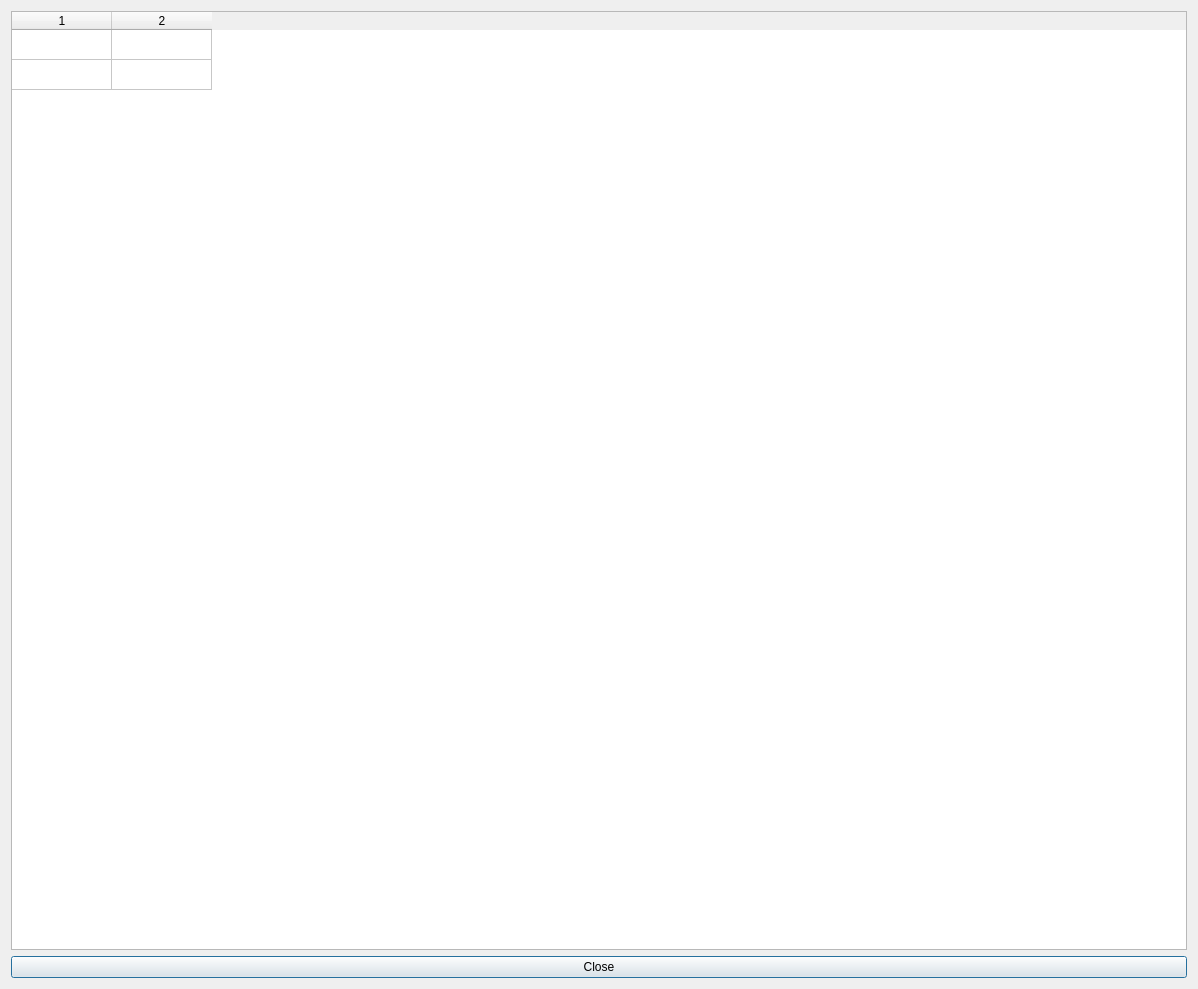
Qt form project/src/variablesform.ui (pioupus/kicadLibCreator) before a commit.
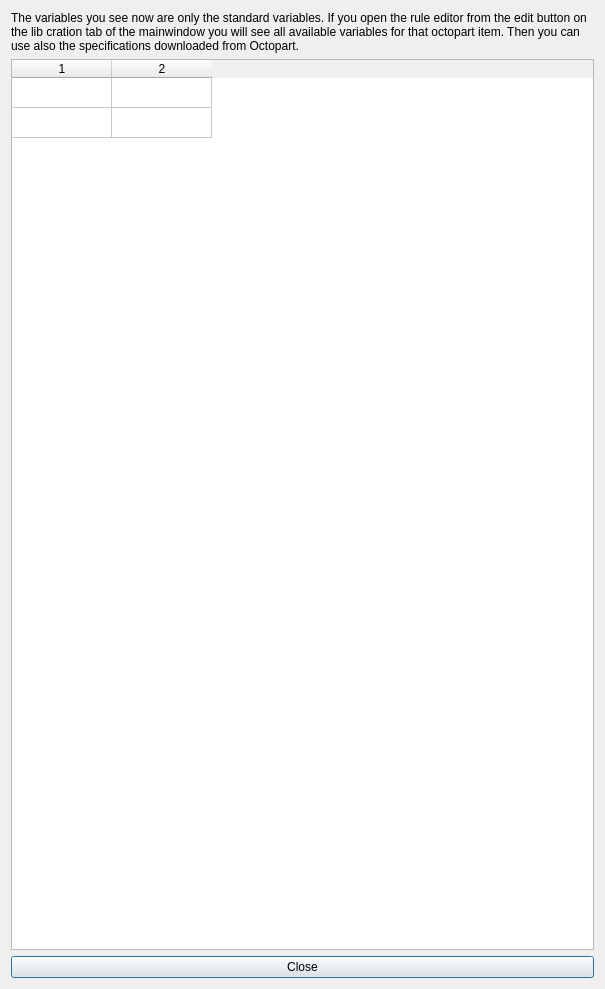
The same form after that commit.

Commit message: refs #31, closes #35

```diff
--- a/project/src/variablesform.ui
+++ b/project/src/variablesform.ui
@@ -6,7 +6,7 @@
    <rect>
     <x>0</x>
     <y>0</y>
-    <width>1198</width>
+    <width>605</width>
     <height>989</height>
    </rect>
   </property>
@@ -14,7 +14,14 @@
    <string>Variables</string>
   </property>
   <layout class="QGridLayout" name="gridLayout">
-   <item row="0" column="0">
+   <item row="2" column="0">
+    <widget class="QPushButton" name="pushButton">
+     <property name="text">
+      <string>Close</string>
+     </property>
+    </widget>
+   </item>
+   <item row="1" column="0">
     <widget class="QTableWidget" name="tableWidget">
      <property name="rowCount">
       <number>2</number>
@@ -34,10 +41,13 @@
      <column/>
     </widget>
    </item>
-   <item row="1" column="0">
-    <widget class="QPushButton" name="pushButton">
+   <item row="0" column="0">
+    <widget class="QLabel" name="lbl_help_text">
      <property name="text">
-      <string>Close</string>
+      <string>The variables you see now are only the standard variables. If you open the rule editor from the edit button on the lib cration tab of the mainwindow you will see all available variables for that octopart item. Then you can use also the specifications downloaded from Octopart.</string>
+     </property>
+     <property name="wordWrap">
+      <bool>true</bool>
      </property>
     </widget>
    </item>
```
The commit also changes 7 other files.
